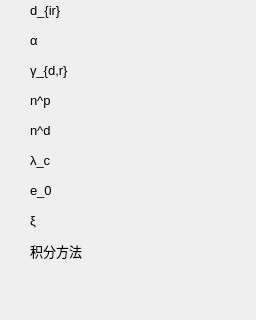
Before: the Qt Designer form GeoModelTest/ModelParaInputCycliq.ui in yjk15/GeoModelTest, drawn with Qt 5; both pictures show x 0 to 256 and y 200 to 520 of the 256 by 520 pixel window.
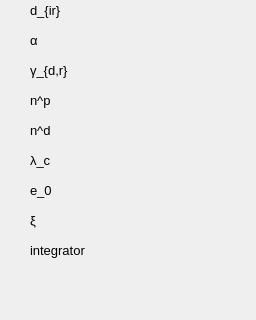
After: the same form once the commit is applied.

What changed in the file:
```diff
--- a/GeoModelTest/ModelParaInputCycliq.ui
+++ b/GeoModelTest/ModelParaInputCycliq.ui
@@ -280,7 +280,7 @@
     </font>
    </property>
    <property name="text">
-    <string>积分方法</string>
+    <string>integrator</string>
    </property>
   </widget>
  </widget>
```
